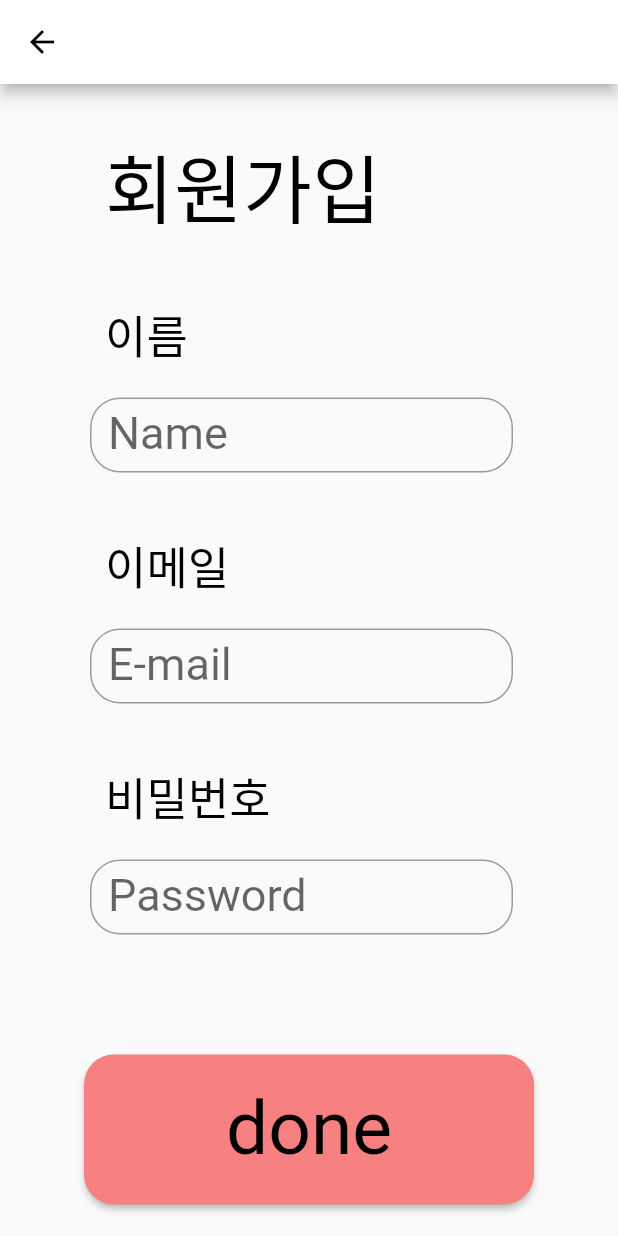
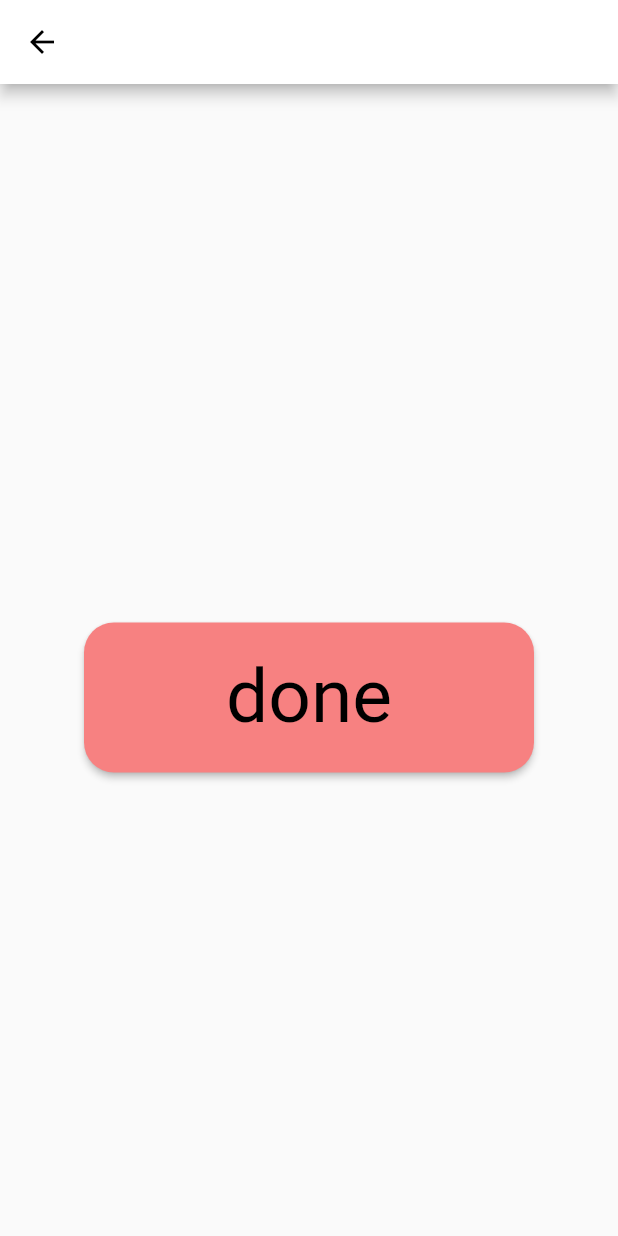
Before and after one commit to capstone-22-7-4/flutter, a Flutter app: the favorPage screen opened directly, on a phone screen of 412 x 824 dp. Run offline on Flutter 3.47's test engine with Material 2 defaults, Android fonts, the phone set to English and light mode, and no system bars; Roboto replaces fonts that are missing (Jua).

Commit message:
Update favor_page.dart

```diff
--- a/lib/favor_page.dart
+++ b/lib/favor_page.dart
@@ -17,29 +17,7 @@ class _favorPageState extends State<favorPage> {
           foregroundColor: Colors.black
       ),
       body: Center(
-          child: Form(
-            child: GestureDetector(
-              onTap: () => FocusScope.of(context).unfocus(),
-              child: Column(
-                mainAxisSize: MainAxisSize.min,
-                crossAxisAlignment: CrossAxisAlignment.start,
-                children: <Widget>[
-                  Padding(padding: EdgeInsets.fromLTRB(70, 10, 0, 30),
-                      child: Text('회원가입', style: TextStyle(color: Colors.black, fontSize: 50))),
-                  Padding(padding: EdgeInsets.fromLTRB(70, 10, 0, 10),
-                      child: Text('이름', style: TextStyle(color: Colors.black, fontSize: 30))),
-                  _favor1Input(),
-                  Padding(padding: EdgeInsets.fromLTRB(70, 10, 0, 10),
-                      child: Text('이메일', style: TextStyle(color: Colors.black, fontSize: 30))),
-                  _favor2Input(),
-                  Padding(padding: EdgeInsets.fromLTRB(70, 10, 0, 10),
-                      child: Text('비밀번호', style: TextStyle(color: Colors.black, fontSize: 30))),
-                  _favor3Input(),
-                  _doneButton()
-                ],
-              ),
-            ),
-          )
+          child: _doneButton(),
       ),
     );
   }
```
